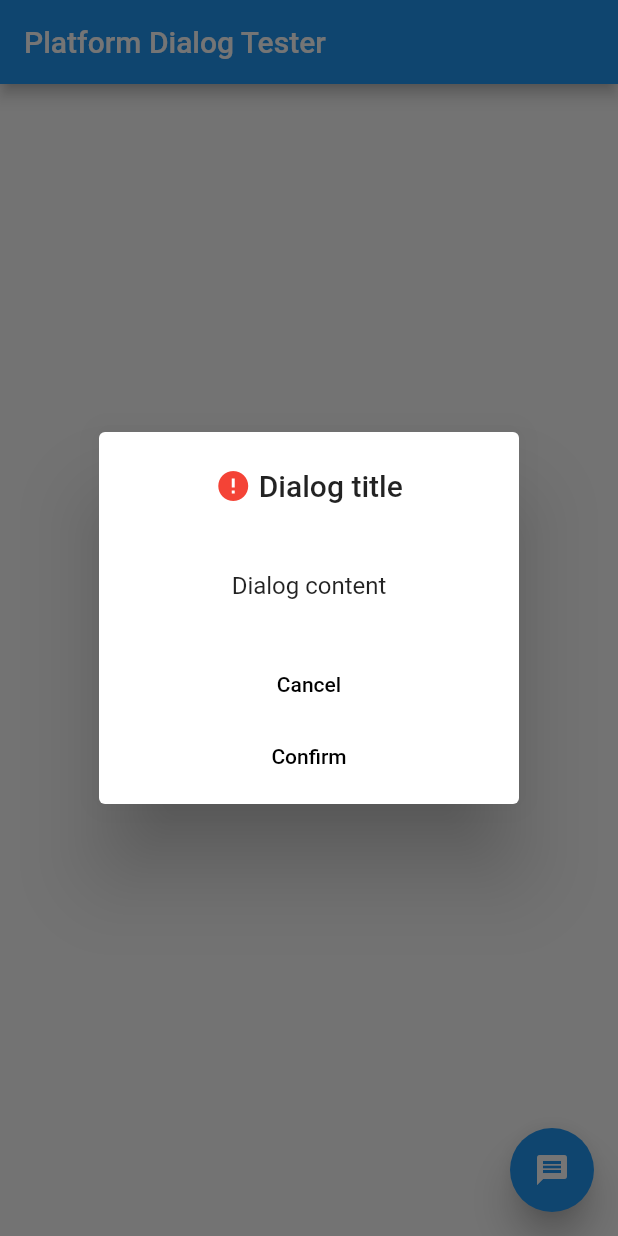
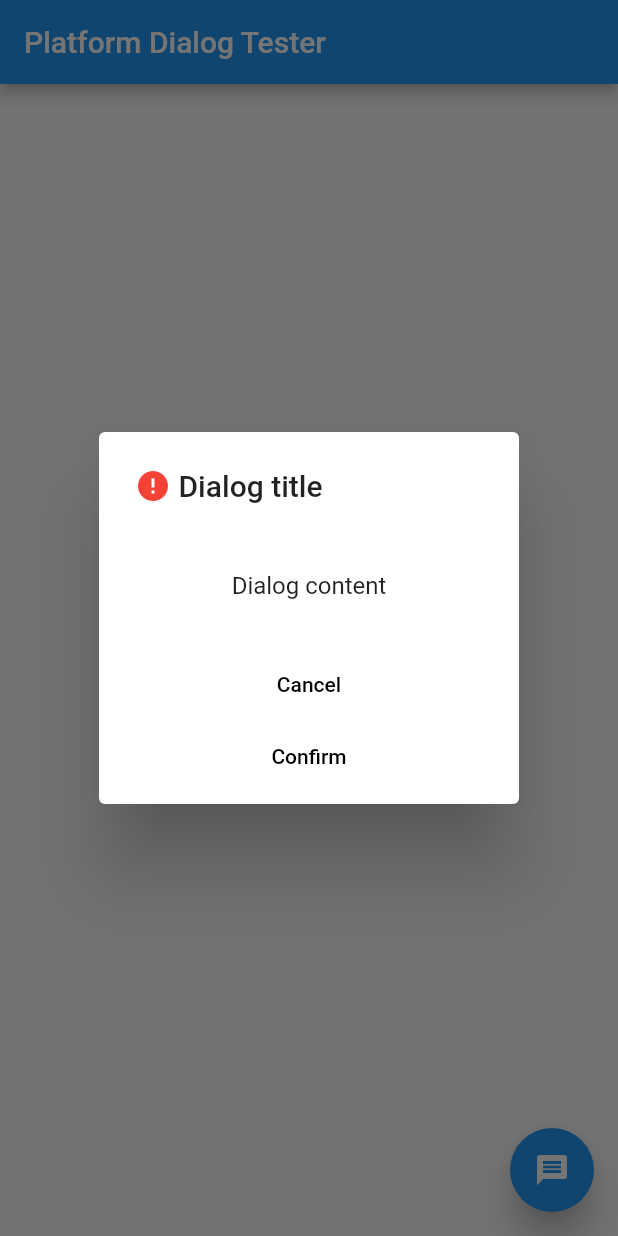
Before and after one commit to evertonfoz/dialog_information_to_specific_platform, a Flutter app: the screen it shows after launch, after a tap on the "message" icon, on a phone screen of 412 x 824 dp. Run offline on Flutter 3.47's test engine with Material 2 defaults, Android fonts, the phone set to English and light mode, and no system bars.

Commit message:
Release 0.0.5

```diff
--- a/example/lib/main.dart
+++ b/example/lib/main.dart
@@ -37,7 +37,7 @@ class _MyHomePageState extends State<MyHomePage> {
       floatingActionButton: FloatingActionButton(
           backgroundColor: Colors.blue,
           child: Icon(Icons.message),
-          tooltip: 'Press do show the platform dialog',
+          tooltip: 'Press to show the platform dialog',
           elevation: 10,
           onPressed: () async {
             var buttonPressed = await showDialog(
--- a/lib/src/information_cupertino_alert_dialog.dart
+++ b/lib/src/information_cupertino_alert_dialog.dart
@@ -30,7 +30,7 @@ class InformationCupertinoAlertDialog extends StatelessWidget {
                   width: 0,
                 ),
           (this.title != null)
-              ? Text(this.title)
+              ? Expanded(child: Text(this.title))
               : SizedBox(
                   width: 0,
                 ),
--- a/lib/src/information_material_alert_dialog.dart
+++ b/lib/src/information_material_alert_dialog.dart
@@ -17,7 +17,7 @@ class InformationMaterialAlertDialog extends StatelessWidget {
   Widget build(BuildContext context) {
     return AlertDialog(
       title: Row(
-        mainAxisAlignment: MainAxisAlignment.center,
+        //mainAxisAlignment: MainAxisAlignment.center,
         children: <Widget>[
           (this.iconTitle != null)
               ? this.iconTitle
@@ -30,7 +30,7 @@ class InformationMaterialAlertDialog extends StatelessWidget {
                   width: 0,
                 ),
           (this.title != null)
-              ? Text(this.title)
+              ? Expanded(child: Text(this.title))
               : SizedBox(
                   width: 0,
                 ),
--- a/pubspec.yaml
+++ b/pubspec.yaml
@@ -1,6 +1,6 @@
 name: dialog_information_to_specific_platform
 description: displays dialog window with title, content and buttons, respecting the platform in execution.
-version: 0.0.4
+version: 0.0.5
 #author: Everton Coimbra de Araújo - evertoncoimbra@gmail.com
 homepage: https://github.com/evertonfoz/dialog_information_to_specific_platform
 
```
Also changed, not shown: example/pubspec.lock, pubspec.lock, 2 other files.
